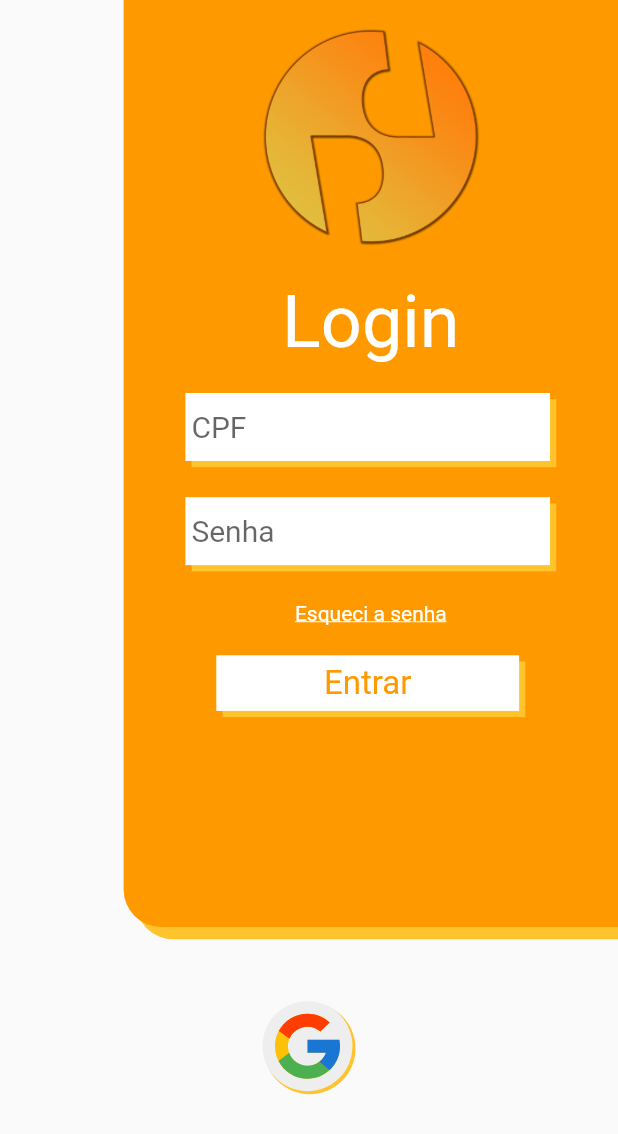
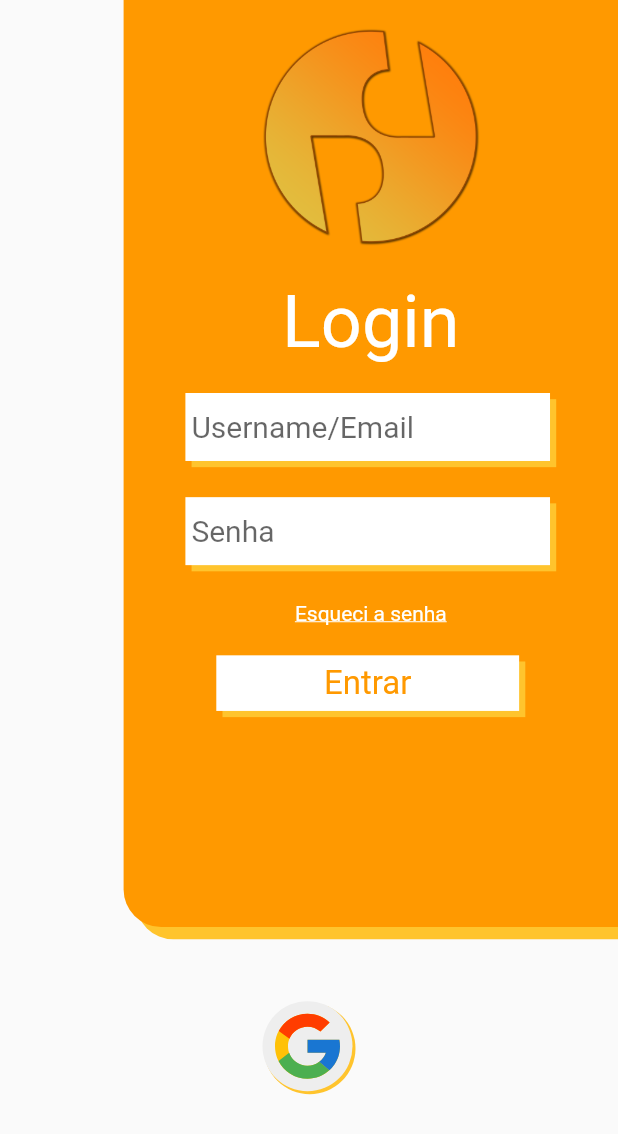
Before and after one commit to gabgmont/party_pay, a Flutter app: the screen it shows after launch, on a phone screen of 412 x 824 dp. Shown: the top 1134 px of the screen. Run offline on Flutter 3.47's test engine with Material 2 defaults, Android fonts, the light colour scheme and no system bars; our stand-ins replace firebase_core, flutter_svg, google_fonts, google_sign_in, shared_preferences; accounts and stored records are empty.

Commit message:
fix(): changes CPF to Username

```diff
--- a/lib/model/auth/auth_model.dart
+++ b/lib/model/auth/auth_model.dart
@@ -5,7 +5,7 @@ class AuthenticationModel {
   AuthenticationModel(this.email, this.secret);
 
   Map<String, dynamic> toJson() => {
-    '"cpf"' : '"$email"',
+    '"username"' : '"$email"',
     '"secret"' : '"$secret"'
   };
 }
--- a/lib/model/user/user_model.dart
+++ b/lib/model/user/user_model.dart
@@ -2,7 +2,7 @@ import 'package:partypay/shared/utils/AppImages.dart';
 
 class UserModel {
   final String name;
-  String? cpf;
+  String? username;
   String? secret;
   String? email;
   String? phone;
@@ -10,24 +10,24 @@ class UserModel {
 
   UserModel({
     required this.name,
-    this.cpf,
+    this.username,
     this.email,
     this.phone,
     this.photo = AppImages.userPicture,
   });
 
-  String cpfValue() => cpf!.replaceAll('.', '').replaceAll('-', '');
+  String usernameValue() => username!.replaceAll('.', '').replaceAll('-', '');
 
   UserModel.fromJson(Map<String, dynamic> json)
       : name = json['name'],
-        cpf = json['cpf'],
+        username = json['username'],
         email = json['email'],
         phone = json['phone'],
         photo = json['photo'];
 
   Map<String, dynamic> toJson() => {
         '"name"': '"$name"',
-        '"cpf"': '"$cpf"',
+        '"username"': '"$username"',
         '"email"': '"$email"',
         '"phone"': '"$phone"',
         '"photo"': '"$photo"',
@@ -35,7 +35,7 @@ class UserModel {
 
   Map<String, dynamic> toMap() => {
         'name': name,
-        'cpf': cpf,
+        'username': username,
         'email': email,
         'phone': phone,
         'photo': photo
@@ -60,8 +60,8 @@ class UserModel {
       identical(this, other) ||
       other is UserModel &&
           runtimeType == other.runtimeType &&
-          cpf == other.cpf;
+          username == other.username;
 
   @override
-  int get hashCode => cpf.hashCode;
+  int get hashCode => username.hashCode;
 }
--- a/lib/rest/client/session_client.dart
+++ b/lib/rest/client/session_client.dart
@@ -34,8 +34,8 @@ class SessionClient {
     return SessionModel.fromJson(body);
   }
 
-  Future<SessionModel?> getUserSession(BuildContext context, String cpf) async {
-    String path = PartyPayService.getUserSession.replaceAll("{cpf}", cpf);
+  Future<SessionModel?> getUserSession(BuildContext context, String username) async {
+    String path = PartyPayService.getUserSession.replaceAll("{username}", username);
 
     var response = await _service.get(path);
     var body = checkResponse(context, response, false);
@@ -45,8 +45,8 @@ class SessionClient {
   }
 
   Future<SessionModel?> createSession(
-      BuildContext context, int restaurantId, int table, List<String?> cpfs) async {
-    var json = {'"menu_id"': restaurantId, '"table"': table, '"users"' : {'"cpf_list"': jsonEncode(cpfs)}};
+      BuildContext context, int restaurantId, int table, List<String?> usernames) async {
+    var json = {'"menu_id"': restaurantId, '"table"': table, '"users"' : {'"username_list"': jsonEncode(usernames)}};
 
     var response = await _service.post(PartyPayService.createSession, json);
 
@@ -56,9 +56,9 @@ class SessionClient {
   }
 
   Future<List<UserModel>?> addUsers(
-      BuildContext context, int sessionId, List<String?> cpfs) async {
+      BuildContext context, int sessionId, List<String?> usernames) async {
     var path = PartyPayService.addUser.replaceAll('{sessionId}', '$sessionId');
-    var json = {'"cpf_list"': jsonEncode(cpfs)};
+    var json = {'"username_list"': jsonEncode(usernames)};
     var response = await _service.put(path, json);
 
     var body = checkResponse(context, response, true);
@@ -66,17 +66,17 @@ class SessionClient {
     if (body == null) return null;
 
     return (body['user_list'] as List)
-        .map((json) => UserModel(name: json['name'], cpf: json['cpf']))
+        .map((json) => UserModel(name: json['name'], username: json['username']))
         .toList();
   }
 
   Future<List<SessionOrderModel>?> addOrder(BuildContext context, int sessionId,
-      int orderId, List<String> cpfs) async {
+      int orderId, List<String> usernames) async {
     var path = PartyPayService.addOrder
         .replaceAll('{sessionId}', '$sessionId')
         .replaceAll('{orderId}', '$orderId');
 
-    var json = {'"cpf_list"': jsonEncode(cpfs)};
+    var json = {'"username_list"': jsonEncode(usernames)};
     var response = await _service.put(path, json);
     var body = checkResponse(context, response, true);
     if (body == null) return null;
--- a/lib/rest/client/user_client.dart
+++ b/lib/rest/client/user_client.dart
@@ -9,8 +9,8 @@ import '../partypay_api_service.dart';
 class UserClient {
   final service = PartyPayService();
 
-  Future<UserModel?> getUser(BuildContext context, String cpf) async {
-    var path = PartyPayService.getUser + '?cpf=$cpf';
+  Future<UserModel?> getUser(BuildContext context, String username) async {
+    var path = PartyPayService.getUser + '?username=$username';
 
     var response = await service.get(path);
     if (response == null) {
--- a/lib/rest/partypay_api_service.dart
+++ b/lib/rest/partypay_api_service.dart
@@ -10,9 +10,9 @@ class PartyPayService {
   static const String getOrder = '/menu/order/{orderId}';
   static const String getRestaurants = '/menu/restaurants';
   static const String getSession = '/session/{sessionId}';
-  static const String getUserSession = '/session/user/online/{cpf}';
+  static const String getUserSession = '/session/user/online/{username}';
   static const String addOrder = '/session/{sessionId}/add/order/{orderId}';
-  static const String addUser = '/session/{sessionId}/add/user/cpf';
+  static const String addUser = '/session/{sessionId}/add/user/username';
   static const String sessionResume = '/session/resume/{sessionId}';
   static const String closeSession = '/session/{sessionId}/close';
   static const String updateOrder = '/session/{sessionId}/update/order/{orderId}/status/{status}';
--- a/lib/screens/create_session/controller/create_session_controller.dart
+++ b/lib/screens/create_session/controller/create_session_controller.dart
@@ -11,7 +11,7 @@ import 'package:partypay/shared/utils/AppColors.dart';
 import 'package:shared_preferences/shared_preferences.dart';
 
 const selectTableAndRestaurant = 'Selecione o restaurante e uma mesa.';
-const fillInCPF = 'Preencha o CPF antes de adicionar.';
+const fillInUsername = 'Preencha o usuario antes de adicionar.';
 const userAlreadyAdded = 'Usuário já adicionado.';
 
 class CreateSessionController {
@@ -57,9 +57,9 @@ class CreateSessionController {
       );
       return null;
     }
-    var cpfs = usersList.map((e) => e.cpf).toList();
+    var usernames = usersList.map((e) => e.username).toList();
     var sessionModel = await _sessionService.createSession(
-        context, restaurant!.id, table!, cpfs);
+        context, restaurant!.id, table!, usernames);
 
     if (sessionModel == null) return null;
 
@@ -68,19 +68,19 @@ class CreateSessionController {
     return sessionModel;
   }
 
-  Future<UserModel?> getUser(BuildContext context, String cpf) async {
-    if (cpf.isEmpty) {
+  Future<UserModel?> getUser(BuildContext context, String username) async {
+    if (username.isEmpty) {
       ScaffoldMessenger.of(context).showSnackBar(
         const SnackBar(
           backgroundColor: AppColors.secondary,
-          content: Text(fillInCPF),
+          content: Text(fillInUsername),
         ),
       );
       return null;
     }
 
     for (var user in usersList) {
-      if (user.cpfValue() == cpf) {
+      if (user.usernameValue() == username) {
         ScaffoldMessenger.of(context).showSnackBar(
           const SnackBar(
             backgroundColor: AppColors.secondary,
@@ -91,7 +91,7 @@ class CreateSessionController {
       }
     }
 
-    var user = await _userService.getUser(context, cpf);
+    var user = await _userService.getUser(context, username);
     if (user == null) return null;
     usersList.add(user);
     return user;
--- a/lib/screens/create_session/session_create_page.dart
+++ b/lib/screens/create_session/session_create_page.dart
@@ -5,7 +5,7 @@ import 'package:partypay/screens/session/widgets/enter_button_widget.dart';
 import 'package:partypay/shared/utils/AppColors.dart';
 
 import 'controller/create_session_controller.dart';
-import 'widget/cpf_add_form_field_widget.dart';
+import 'widget/username_add_form_field_widget.dart';
 import 'widget/user_round_card_widget.dart';
 
 const addUser = 'Adicionar usuário na mesa';
@@ -114,7 +114,7 @@ class _SessionCreatePageState extends State<SessionCreatePage> {
                     alignment: Alignment.topLeft,
                     child: Text(addUser, style: TextStyle(fontSize: 18))),
               ),
-              CpfAddFormFieldWidget(
+              UsernameAddFormFieldWidget(
                 textController: _textController,
                 onTap: () async {
                   var user = await _sessionController.getUser(
--- a/lib/screens/create_session/widget/cpf_add_form_field_widget.dart
+++ b/lib/screens/create_session/widget/username_add_form_field_widget.dart
@@ -1,11 +1,11 @@
 import 'package:flutter/material.dart';
 import 'package:partypay/shared/utils/AppColors.dart';
 
-class CpfAddFormFieldWidget extends StatelessWidget {
+class UsernameAddFormFieldWidget extends StatelessWidget {
   final TextEditingController textController;
   final VoidCallback onTap;
 
-  const CpfAddFormFieldWidget({Key? key, required this.onTap, required this.textController})
+  const UsernameAddFormFieldWidget({Key? key, required this.onTap, required this.textController})
       : super(key: key);
 
   @override
@@ -61,7 +61,7 @@ class CpfAddFormFieldWidget extends StatelessWidget {
                         style: TextStyle(fontSize: 16, color: AppColors.gray),
                         decoration: InputDecoration(
                             floatingLabelBehavior: FloatingLabelBehavior.always,
-                            labelText: 'CPF',
+                            labelText: 'Username',
                             labelStyle: const TextStyle(
                                 color: AppColors.gray, fontSize: 16),
                             border: InputBorder.none),
--- a/lib/screens/home/controller/home_controller.dart
+++ b/lib/screens/home/controller/home_controller.dart
@@ -26,7 +26,7 @@ class HomePageController {
     var user = prefs.getString('user');
     if (user != null) {
       var session =
-      await _sessionClient.getUserSession(context, jsonDecode(user)['cpf']);
+      await _sessionClient.getUserSession(context, jsonDecode(user)['username']);
       if (session == null) return prefs;
 
       sessionModel = session;
--- a/lib/screens/login/controller/login_controller.dart
+++ b/lib/screens/login/controller/login_controller.dart
@@ -16,8 +16,8 @@ class LoginController {
   final PartyPayService _service = PartyPayService();
   final UserClient _userService = UserClient();
 
-  Future<bool> login(BuildContext context, String cpf, String secret) async {
-    if (cpf == '' || secret == '') {
+  Future<bool> login(BuildContext context, String username, String secret) async {
+    if (username == '' || secret == '') {
       ScaffoldMessenger.of(context).showSnackBar(
         const SnackBar(
           backgroundColor: AppColors.secondary,
@@ -30,7 +30,7 @@ class LoginController {
       return false;
     }
 
-    var authJson = AuthenticationModel(cpf, secret).toJson();
+    var authJson = AuthenticationModel(username, secret).toJson();
     var response = await _service.post(PartyPayService.auth, authJson);
     if (response == null) {
       ScaffoldMessenger.of(context).showSnackBar(
@@ -56,7 +56,7 @@ class LoginController {
     SharedPreferences prefs = await SharedPreferences.getInstance();
     prefs.setString('token', json['token']);
 
-    var user = await _userService.getUser(context, cpf);
+    var user = await _userService.getUser(context, username);
     prefs.setString('user', user!.toJson().toString());
 
     Navigator.pushReplacementNamed(context, '/home_page', arguments: user);
@@ -73,7 +73,7 @@ class LoginController {
     try {
       final response = await _googleSignIn.signIn();
       final user = UserModel(name: response!.displayName!, email: response.email, photo: response.photoUrl);
-
+      // await _userService.getUser(context, user.email!);
       Navigator.pushReplacementNamed(context, '/home_page', arguments: user);
 
     } catch (error) {
--- a/lib/screens/login/login_page.dart
+++ b/lib/screens/login/login_page.dart
@@ -12,7 +12,7 @@ import 'widgets/google_sign_in_widget.dart';
 const enter = 'Entrar';
 const forgotPassword = 'Esqueci a senha';
 const password = 'Senha';
-const username = 'CPF';
+const username = 'Username/Email';
 const login = 'Login';
 const String welcome = 'Bem Vindo!';
 
@@ -103,11 +103,11 @@ class LoginPage extends StatelessWidget {
                               DoubleButtonWidget(
                                 label: enter,
                                 onTap: () async {
-                                  var cpf = usernameController.text;
+                                  var username = usernameController.text;
                                   var secret = passwordController.text;
                                   loginController.login(
                                     context,
-                                    cpf,
+                                    username,
                                     secret,
                                   );
                                 },
--- a/lib/screens/profile/widget/profile_heading.dart
+++ b/lib/screens/profile/widget/profile_heading.dart
@@ -73,7 +73,7 @@ class ProfileHeading extends StatelessWidget {
                               fontSize: 16, color: AppColors.gray),
                         ),
                         Text(
-                          user.cpf ?? '',
+                          user.username ?? '',
                           style: const TextStyle(color: AppColors.gray),
                         ),
                       ],
--- a/lib/screens/session/controller/session_controller.dart
+++ b/lib/screens/session/controller/session_controller.dart
@@ -36,8 +36,8 @@ class SessionController {
   }
 
   Future<bool> addUsers(BuildContext context, List<UserModel> users) async {
-    var cpfs = users.map((e) => e.cpf).toList();
-    var sucess = await sessionClient.addUsers(context, sessionModel.id, cpfs);
+    var usernames = users.map((e) => e.username).toList();
+    var sucess = await sessionClient.addUsers(context, sessionModel.id, usernames);
 
     if (sucess == null) return false;
     sessionModel.userList.addAll(users);
@@ -46,9 +46,9 @@ class SessionController {
 
   Future<bool> addOrder(BuildContext context, int orderId,
       List<UserModel> users) async {
-    var cpfs = users.map((e) => e.cpf!).toList();
+    var usernames = users.map((e) => e.username!).toList();
     var sessionOrder =
-    await sessionClient.addOrder(context, sessionModel.id, orderId, cpfs);
+    await sessionClient.addOrder(context, sessionModel.id, orderId, usernames);
 
     if (sessionOrder == null) return false;
     sessionModel.sessionOrderList = sessionOrder;
--- a/lib/screens/session/pages/add_user_bottom_sheet.dart
+++ b/lib/screens/session/pages/add_user_bottom_sheet.dart
@@ -4,7 +4,7 @@ import 'package:partypay/screens/create_session/widget/user_round_card_widget.da
 import 'package:partypay/screens/session/controller/session_controller.dart';
 import 'package:partypay/screens/session/widgets/enter_button_widget.dart';
 
-import '../../create_session/widget/cpf_add_form_field_widget.dart';
+import '../../create_session/widget/username_add_form_field_widget.dart';
 
 const addUserSession = 'Adicionar usuário na Sessão';
 
@@ -20,7 +20,7 @@ class AddUserBottomSheet extends StatefulWidget {
 
 class _AddUserBottomSheetState extends State<AddUserBottomSheet>
     with TickerProviderStateMixin {
-  final cpfTextController = TextEditingController();
+  final usernameTextController = TextEditingController();
   final CreateSessionController _createSessionController =
   CreateSessionController();
 
@@ -51,11 +51,11 @@ class _AddUserBottomSheetState extends State<AddUserBottomSheet>
                     addUserSession,
                     style: TextStyle(fontSize: size.height * .03),
                   ),
-                  CpfAddFormFieldWidget(
-                    textController: cpfTextController,
+                  UsernameAddFormFieldWidget(
+                    textController: usernameTextController,
                     onTap: () async {
                       var user = await _createSessionController.getUser(
-                          context, cpfTextController.text);
+                          context, usernameTextController.text);
                       if (user != null) {
                         setState(() {
                           _createSessionController.userCardList.add(
--- a/lib/screens/splash/splash_page.dart
+++ b/lib/screens/splash/splash_page.dart
@@ -62,7 +62,7 @@ void checkLogin(BuildContext context) async {
   var userMap = jsonDecode(user);
   var userModel = UserModel(
       name: userMap['name'],
-      cpf: userMap['cpf'],
+      username: userMap['username'],
       email: userMap['email'],
       phone: userMap['phone'],
       photo: userMap['photo']);
```
